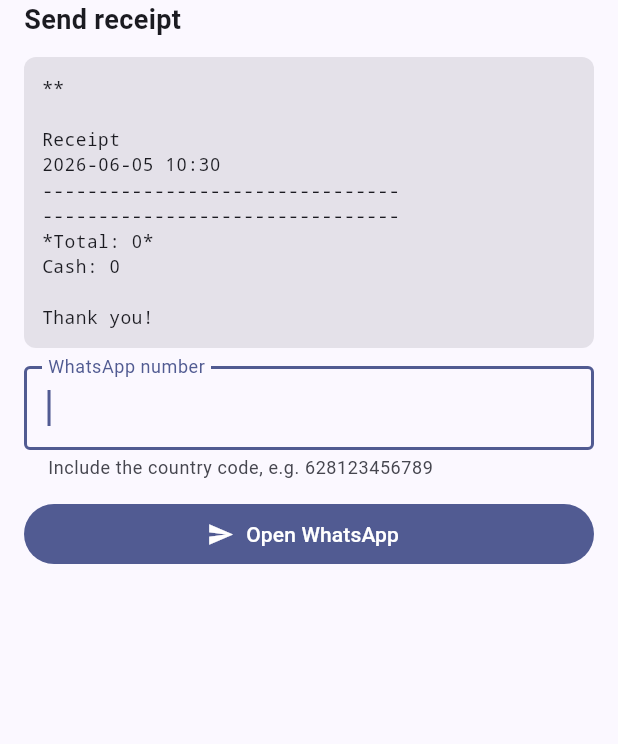
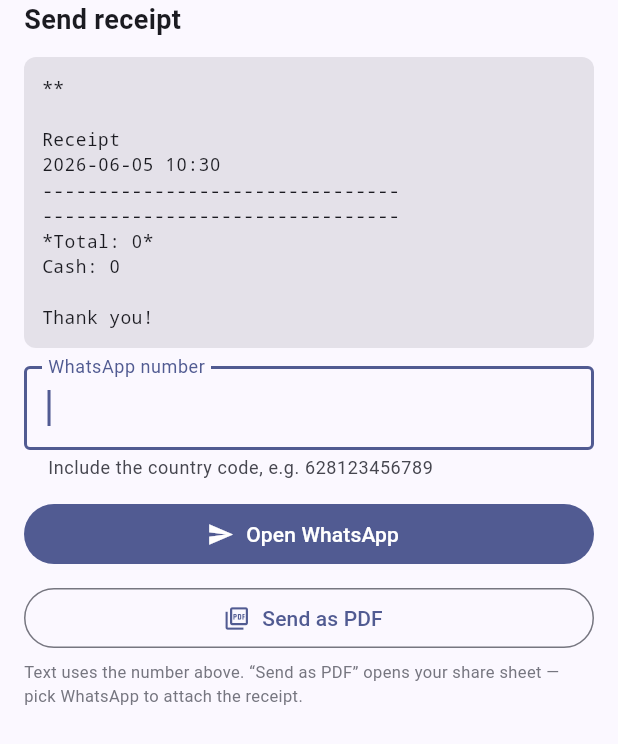
Before and after one commit to ajin11999/retale, a Flutter app: the _SendReceiptSheet widget shown alone on an empty page, opened directly with empty values, on a phone screen of 412 x 824 dp. Shown: the top 744 px of the screen. Run offline on Flutter 3.47's test engine with Material 3 defaults, Android fonts, the phone set to English and light mode, and no system bars; our stand-ins replace connectivity_plus, flutter_secure_storage, graphql_flutter, isar, jwt_decoder, pdf and 3 more; missing offline and left inert: dart:js_interop; accounts and stored records are empty; generated files the repository leaves out were written again.

Commit message:
feat: pos — receipt: send as PDF attachment via share sheet
Adds a "Send as PDF" option to the receipt send sheet alongside the existing wa.me text link. A new conditional-import share launcher uses the Web Share API on web/PWA (mirroring the console's receipt-PDF share) so the OS share sheet can hand the PDF to WhatsApp as an attachment, and falls back to Printing.sharePdf on desktop. A wa.me link can only carry text, hence the separate path.

Web Share needs a secure context (https/localhost); unsupported contexts report ShareResult.unsupported so the sheet suggests printing or the text link instead. Dismissal (AbortError) is treated as a benign no-op.

Co-Authored-By: Claude Opus 4.8 <noreply@anthropic.com>

```diff
--- a/packages/pos/lib/receipt/receipt_service.dart
+++ b/packages/pos/lib/receipt/receipt_service.dart
@@ -7,6 +7,7 @@ import '../graphql/graphql_service.dart';
 import '../graphql/operations.dart';
 import 'receipt.dart';
 import 'receipt_pdf.dart';
+import 'share_launcher.dart';
 import 'wa_launcher.dart';
 
 /// Fetches the receipt header once, normalises phone numbers, and opens
@@ -90,6 +91,29 @@ class ReceiptService {
     return openExternal(uri);
   }
 
+  /// Render [receipt] to a PDF and offer it through the platform share sheet,
+  /// so the user can pick WhatsApp and the receipt rides along as an attachment
+  /// (a `wa.me` link can only carry text). The recipient is chosen in the share
+  /// sheet, so no phone number is needed here.
+  ///
+  /// On web this uses the Web Share API; it needs a secure context (https or
+  /// localhost) and returns [ShareResult.unsupported] where files can't be
+  /// shared, so the caller can fall back to printing.
+  Future<ShareResult> shareReceiptPdf(Receipt receipt) async {
+    final logo = await _logoImage(receipt.store);
+    final bytes = await buildReceiptPdf(receipt, PdfPageFormat.roll80, logo: logo);
+    final label = receipt.displayNumber == null
+        ? 'Receipt'
+        : 'Receipt ${receipt.displayNumber}';
+    return shareReceiptFile(
+      bytes: bytes,
+      filename: '${label.replaceAll(' ', '-')}.pdf',
+      mimeType: 'application/pdf',
+      title: label,
+      text: '$label — see the attached PDF.',
+    );
+  }
+
   /// Open the OS/browser print dialog with [receipt] rendered to PDF. The
   /// layout adapts to the paper the dialog picks (min 80mm — a thermal roll).
   ///
--- a/packages/pos/lib/receipt/send_receipt_dialog.dart
+++ b/packages/pos/lib/receipt/send_receipt_dialog.dart
@@ -2,6 +2,7 @@ import 'package:flutter/material.dart';
 
 import 'receipt.dart';
 import 'receipt_service.dart';
+import 'share_launcher.dart' show ShareResult;
 
 /// Show a sheet that previews [receipt] and lets the cashier confirm or edit
 /// the WhatsApp number, then opens WhatsApp with the receipt text. [phone] is
@@ -33,6 +34,7 @@ class _SendReceiptSheetState extends State<_SendReceiptSheet> {
   late final TextEditingController _phone =
       TextEditingController(text: widget.phone ?? '');
   bool _busy = false;
+  bool _sharing = false;
   String? _error;
 
   @override
@@ -59,6 +61,33 @@ class _SendReceiptSheetState extends State<_SendReceiptSheet> {
       if (mounted) Navigator.pop(context);
     } finally {
       if (mounted) setState(() => _busy = false);
+    }
+  }
+
+  /// Share the receipt as a PDF via the platform share sheet — the user picks
+  /// WhatsApp there and the PDF goes as an attachment. No phone number needed.
+  Future<void> _sharePdf() async {
+    setState(() {
+      _sharing = true;
+      _error = null;
+    });
+    try {
+      final result =
+          await ReceiptService.instance.shareReceiptPdf(widget.receipt);
+      switch (result) {
+        case ShareResult.shared:
+          if (mounted) Navigator.pop(context);
+        case ShareResult.dismissed:
+          break; // user backed out — leave the sheet open, no error
+        case ShareResult.unsupported:
+          setState(() => _error =
+              "This device can't share files. Use Print, or Open WhatsApp to "
+              'send the text.');
+        case ShareResult.failed:
+          setState(() => _error = "Couldn't share the receipt PDF.");
+      }
+    } finally {
+      if (mounted) setState(() => _sharing = false);
     }
   }
 
@@ -114,7 +143,25 @@ class _SendReceiptSheetState extends State<_SendReceiptSheet> {
           FilledButton.icon(
             icon: const Icon(Icons.send),
             label: const Text('Open WhatsApp'),
-            onPressed: _busy ? null : _send,
+            onPressed: (_busy || _sharing) ? null : _send,
+          ),
+          const SizedBox(height: 8),
+          OutlinedButton.icon(
+            icon: _sharing
+                ? const SizedBox(
+                    width: 16,
+                    height: 16,
+                    child: CircularProgressIndicator(strokeWidth: 2),
+                  )
+                : const Icon(Icons.picture_as_pdf_outlined),
+            label: Text(_sharing ? 'Preparing PDF…' : 'Send as PDF'),
+            onPressed: (_busy || _sharing) ? null : _sharePdf,
+          ),
+          const SizedBox(height: 4),
+          Text(
+            'Text uses the number above. “Send as PDF” opens your share sheet — '
+            'pick WhatsApp to attach the receipt.',
+            style: TextStyle(fontSize: 11, color: scheme.outline),
           ),
         ],
       ),
--- /dev/null
+++ b/packages/pos/lib/receipt/share_launcher.dart
@@ -0,0 +1,12 @@
+/// Share the receipt as a file attachment through the platform's share sheet,
+/// so the user can pick WhatsApp (or any app) and the file rides along. A
+/// `wa.me` deep link can only carry text — never a file — which is why this is
+/// a separate path from [openExternal].
+///
+/// Web/PWA uses the Web Share API (the same approach the console uses for its
+/// receipt PDF); desktop hands the bytes to the OS via the printing package.
+library;
+
+export 'share_result.dart';
+export 'share_launcher_native.dart'
+    if (dart.library.js_interop) 'share_launcher_web.dart';
--- /dev/null
+++ b/packages/pos/lib/receipt/share_result.dart
@@ -0,0 +1,18 @@
+/// Outcome of an attempt to share the receipt file via the platform share
+/// sheet (Web Share API on web, the OS share on desktop).
+enum ShareResult {
+  /// The share sheet was invoked. Where the file ends up (WhatsApp, email, …)
+  /// is the OS's business from here.
+  shared,
+
+  /// The user dismissed the share sheet without sending — a no-op, not an error.
+  dismissed,
+
+  /// This platform/browser can't share files (no Web Share API, or an insecure
+  /// context such as plain HTTP over the LAN). The caller should fall back to
+  /// printing or the text deep link.
+  unsupported,
+
+  /// Something went wrong while preparing or invoking the share.
+  failed,
+}
```
Also changed, not shown: packages/pos/lib/receipt/share_launcher_native.dart (added, +23 -0 lines), packages/pos/lib/receipt/share_launcher_web.dart (added, +48 -0 lines).
